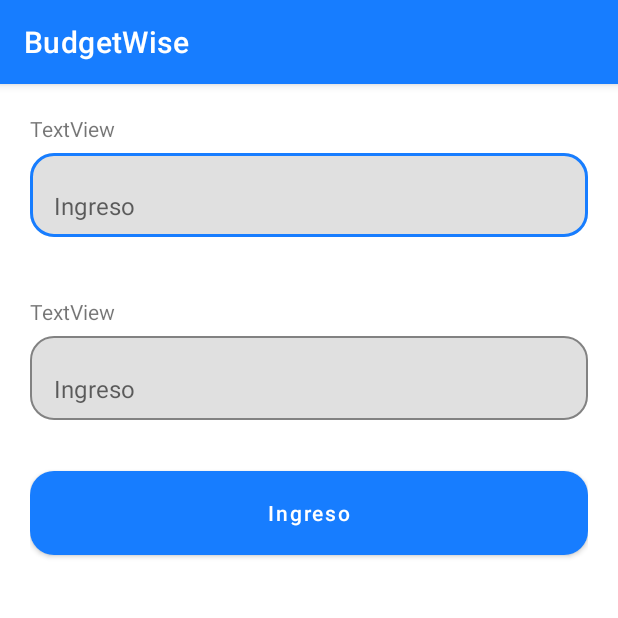
After one commit to osmar-jzdev/budget-wise-android, an Android app built with Jetpack Compose: the AddIncomeActivity screen opened directly, with no data from a screen before it, on a phone screen of 412 x 824 dp, the top half of it. The commit adds this screen. Run offline under Robolectric (Android 15) with nearby library versions, the phone set to English and light mode, and no system bars.

Commit message:
income screen form added

```diff
--- a/app/src/main/AndroidManifest.xml
+++ b/app/src/main/AndroidManifest.xml
@@ -14,7 +14,13 @@
         android:theme="@style/Theme.BudgetWise"
         tools:targetApi="31">
         <activity
-            android:name=".PieChart"
+            android:name=".view.expenses.AddExpenseActivity"
+            android:exported="false" />
+        <activity
+            android:name=".view.incomes.AddIncomeActivity"
+            android:exported="false" />
+        <activity
+            android:name=".view.dashboard.DashboardPieChart"
             android:exported="false"
             android:label="@string/title_activity_pie_chart"
             android:theme="@style/Theme.BudgetWise" />
--- a/app/src/main/java/tech/osmardev/budgetwise/MainActivity.kt
+++ b/app/src/main/java/tech/osmardev/budgetwise/MainActivity.kt
@@ -1,13 +1,17 @@
 package tech.osmardev.budgetwise
 
+import android.content.Intent
 import androidx.appcompat.app.AppCompatActivity
 import android.os.Bundle
+import android.view.View
 import androidx.navigation.findNavController
 import androidx.navigation.ui.AppBarConfiguration
 import androidx.navigation.ui.setupActionBarWithNavController
 import androidx.navigation.ui.setupWithNavController
 import com.google.android.material.bottomnavigation.BottomNavigationView
 import tech.osmardev.budgetwise.databinding.ActivityMainBinding
+import tech.osmardev.budgetwise.view.expenses.AddExpenseActivity
+import tech.osmardev.budgetwise.view.incomes.AddIncomeActivity
 
 /**
  * Created by Osmar Jrz. on 09/01/23
@@ -34,5 +38,15 @@ class MainActivity : AppCompatActivity() {
         )
         setupActionBarWithNavController(navController, appBarConfiguration)
         navView.setupWithNavController(navController)
+
+        val buttonAddIncomeDashCardView: View = findViewById(R.id.btn_add_income)
+        buttonAddIncomeDashCardView.setOnClickListener { _ ->
+            startActivity(Intent(this, AddIncomeActivity::class.java))
+        }
+
+        val buttonAddExpenseDashCardView: View = findViewById(R.id.btn_add_expense)
+        buttonAddExpenseDashCardView.setOnClickListener { _ ->
+            startActivity(Intent(this, AddExpenseActivity::class.java))
+        }
     }
 }
--- /dev/null
+++ b/app/src/main/java/tech/osmardev/budgetwise/view/expenses/AddExpenseActivity.kt
@@ -0,0 +1,12 @@
+package tech.osmardev.budgetwise.view.expenses
+
+import androidx.appcompat.app.AppCompatActivity
+import android.os.Bundle
+import tech.osmardev.budgetwise.R
+
+class AddExpenseActivity : AppCompatActivity() {
+    override fun onCreate(savedInstanceState: Bundle?) {
+        super.onCreate(savedInstanceState)
+        setContentView(R.layout.activity_add_expense)
+    }
+}
--- /dev/null
+++ b/app/src/main/java/tech/osmardev/budgetwise/view/incomes/AddIncomeActivity.kt
@@ -0,0 +1,12 @@
+package tech.osmardev.budgetwise.view.incomes
+
+import androidx.appcompat.app.AppCompatActivity
+import android.os.Bundle
+import tech.osmardev.budgetwise.R
+
+class AddIncomeActivity : AppCompatActivity() {
+    override fun onCreate(savedInstanceState: Bundle?) {
+        super.onCreate(savedInstanceState)
+        setContentView(R.layout.activity_add_income)
+    }
+}
--- /dev/null
+++ b/app/src/main/res/layout/activity_add_expense.xml
@@ -0,0 +1,9 @@
+<?xml version="1.0" encoding="utf-8"?>
+<androidx.constraintlayout.widget.ConstraintLayout xmlns:android="http://schemas.android.com/apk/res/android"
+    xmlns:app="http://schemas.android.com/apk/res-auto"
+    xmlns:tools="http://schemas.android.com/tools"
+    android:layout_width="match_parent"
+    android:layout_height="match_parent"
+    tools:context=".view.expenses.AddExpenseActivity">
+
+</androidx.constraintlayout.widget.ConstraintLayout>
--- /dev/null
+++ b/app/src/main/res/layout/activity_add_income.xml
@@ -0,0 +1,108 @@
+<?xml version="1.0" encoding="utf-8"?>
+<androidx.constraintlayout.widget.ConstraintLayout xmlns:android="http://schemas.android.com/apk/res/android"
+    xmlns:app="http://schemas.android.com/apk/res-auto"
+    xmlns:tools="http://schemas.android.com/tools"
+    android:layout_width="match_parent"
+    android:layout_height="match_parent"
+    tools:context=".view.incomes.AddIncomeActivity">
+
+
+    <LinearLayout
+        android:layout_width="match_parent"
+        android:layout_height="wrap_content"
+        android:layout_marginLeft="20dp"
+        android:layout_marginTop="20dp"
+        android:layout_marginRight="20dp"
+        android:gravity="center"
+        android:orientation="vertical"
+        app:layout_constraintEnd_toEndOf="parent"
+        app:layout_constraintStart_toStartOf="parent"
+        app:layout_constraintTop_toTopOf="parent">
+
+        <LinearLayout
+            android:id="@+id/linearLayout"
+            android:layout_width="match_parent"
+            android:layout_height="wrap_content"
+            android:orientation="vertical">
+
+            <TextView
+                android:id="@+id/textView"
+                android:layout_width="wrap_content"
+                android:layout_height="16dp"
+                android:text="TextView" />
+
+            <com.google.android.material.textfield.TextInputLayout
+                android:layout_width="match_parent"
+                android:layout_height="wrap_content"
+                android:layout_marginTop="10dp"
+                app:boxBackgroundMode="outline"
+                app:hintEnabled="false"
+                app:boxCornerRadiusBottomEnd="16dp"
+                app:boxCornerRadiusBottomStart="16dp"
+                app:boxCornerRadiusTopEnd="16dp"
+                app:boxCornerRadiusTopStart="16dp">
+
+                <com.google.android.material.textfield.TextInputEditText
+                    android:id="@+id/txtInput_incomeName"
+                    android:layout_width="match_parent"
+                    android:layout_height="wrap_content"
+                    android:hint="@string/income"
+                    android:imeOptions="actionDone"
+                    android:inputType="text"
+                    android:maxLines="1" />
+            </com.google.android.material.textfield.TextInputLayout>
+
+        </LinearLayout>
+
+        <Space
+            android:layout_width="match_parent"
+            android:layout_height="40dp" />
+
+        <LinearLayout
+            android:id="@+id/linearLayout2"
+            android:layout_width="match_parent"
+            android:layout_height="wrap_content"
+            android:orientation="vertical">
+
+            <TextView
+                android:id="@+id/textView2"
+                android:layout_width="match_parent"
+                android:layout_height="16dp"
+                android:text="TextView" />
+
+            <com.google.android.material.textfield.TextInputLayout
+                android:layout_width="match_parent"
+                android:layout_height="wrap_content"
+                android:layout_marginTop="10dp"
+                app:boxBackgroundMode="outline"
+                app:hintEnabled="false"
+                app:boxCornerRadiusBottomEnd="16dp"
+                app:boxCornerRadiusBottomStart="16dp"
+                app:boxCornerRadiusTopEnd="16dp"
+                app:boxCornerRadiusTopStart="16dp">
+
+                <com.google.android.material.textfield.TextInputEditText
+                    android:id="@+id/txtInput_incomeValue"
+                    android:layout_width="match_parent"
+                    android:layout_height="wrap_content"
+                    android:hint="@string/income"
+                    android:imeOptions="actionDone"
+                    android:inputType="number"
+                    android:maxLines="1"/>
+            </com.google.android.material.textfield.TextInputLayout>
+
+        </LinearLayout>
+
+        <com.google.android.material.button.MaterialButton
+            android:id="@+id/btnAdd"
+            android:layout_width="match_parent"
+            android:layout_height="68dp"
+            android:layout_marginTop="28dp"
+            android:text="@string/income"
+            android:textColor="@color/white"
+            android:textAllCaps="false"
+            app:backgroundTint="@color/blue_main"
+            app:cornerRadius="16dp"/>
+    </LinearLayout>
+
+</androidx.constraintlayout.widget.ConstraintLayout>
```
